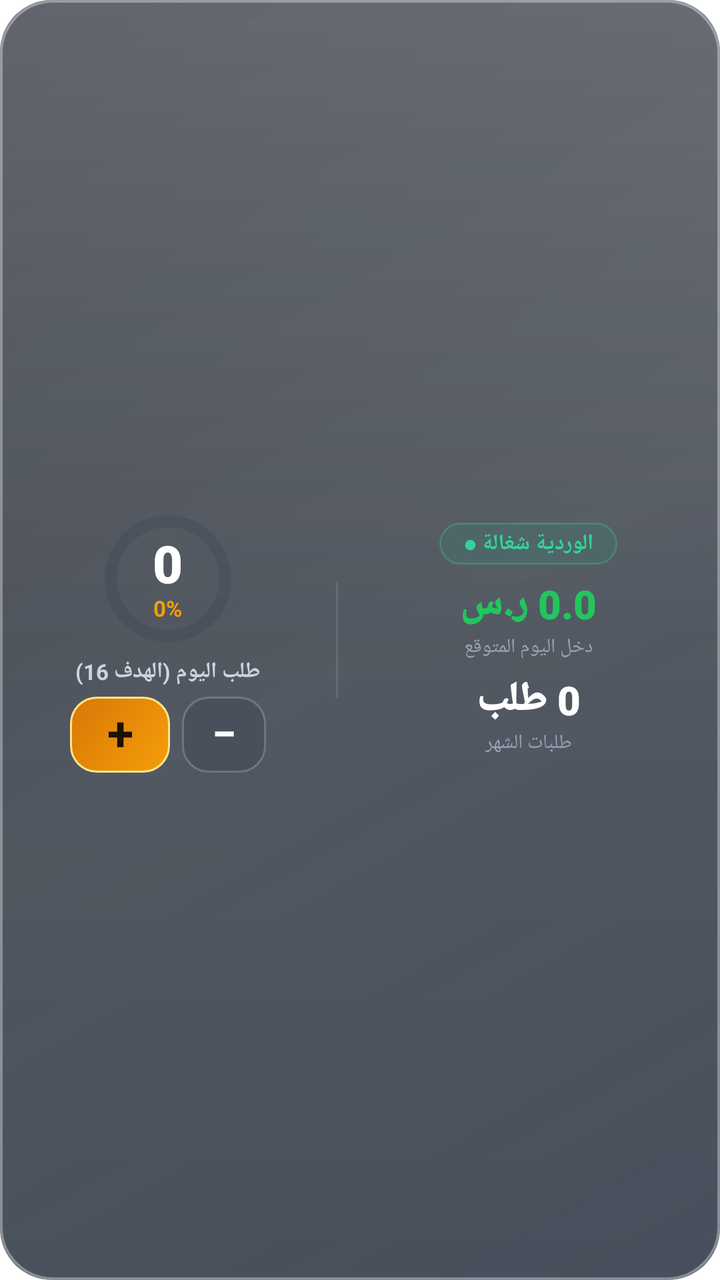
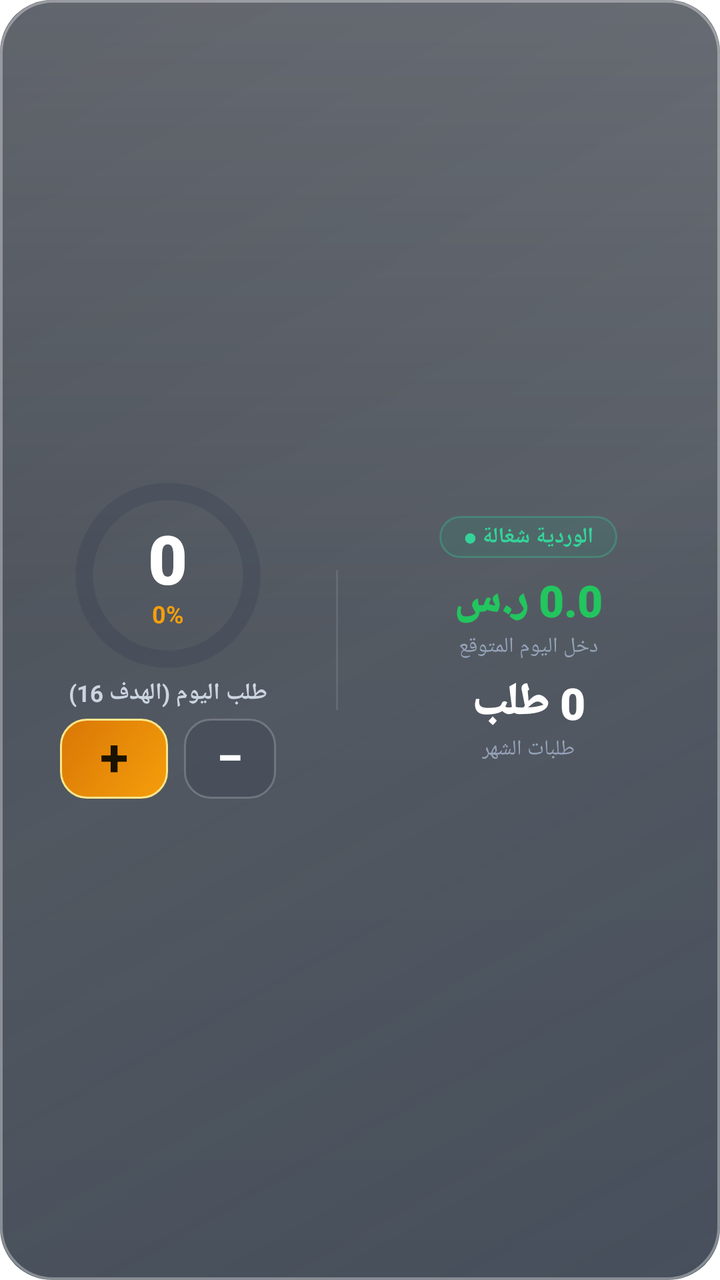

Compare the two renders of this Android layout. The source of the first and the diff that turns it into the second are given below.
<!-- AndroidManifest.xml: fallback theme Theme.MaterialComponents.DayNight.NoActionBar -->
<!-- res/layout/widget_apple_glass.xml -->
<?xml version="1.0" encoding="utf-8"?>
<LinearLayout xmlns:android="http://schemas.android.com/apk/res/android"
    android:id="@+id/apple_widget_root"
    android:layout_width="match_parent"
    android:layout_height="match_parent"
    android:background="@drawable/bg_apple_glass_container"
    android:orientation="horizontal"
    android:layoutDirection="ltr"
    android:padding="8dp"
    android:gravity="center_vertical">

    
    <LinearLayout
        android:id="@+id/apple_section_left"
        android:layout_width="0dp"
        android:layout_height="match_parent"
        android:layout_weight="1.0"
        android:orientation="vertical"
        android:gravity="center">

        
        <FrameLayout
            android:layout_width="72dp"
            android:layout_height="72dp">

            <ProgressBar
                android:id="@+id/pb_apple_ring"
                style="?android:attr/progressBarStyleHorizontal"
                android:layout_width="match_parent"
                android:layout_height="match_parent"
                android:indeterminate="false"
                android:max="100"
                android:progress="0"
                android:progressDrawable="@drawable/ring_progress_cyan" />

            <LinearLayout
                android:layout_width="match_parent"
                android:layout_height="match_parent"
                android:gravity="center"
                android:orientation="vertical">

                <TextView
                    android:id="@+id/tv_apple_orders_count"
                    android:layout_width="wrap_content"
                    android:layout_height="wrap_content"
                    android:fontFamily="sans-serif-black"
                    android:includeFontPadding="false"
                    android:text="0"
                    android:textColor="#FFFFFF"
                    android:textSize="26sp"
                    android:textStyle="bold" />

                <TextView
                    android:id="@+id/tv_apple_progress_percent"
                    android:layout_width="wrap_content"
                    android:layout_height="wrap_content"
                    android:includeFontPadding="false"
                    android:text="0%"
                    android:textColor="#F59E0B"
                    android:textSize="11sp"
                    android:textStyle="bold" />
            </LinearLayout>
        </FrameLayout>

        
        <TextView
            android:id="@+id/tv_apple_target_sub"
            android:layout_width="wrap_content"
            android:layout_height="wrap_content"
            android:layout_marginTop="3dp"
            android:includeFontPadding="false"
            android:text="طلب اليوم (الهدف 16)"
            android:textColor="#CBD5E1"
            android:textSize="11sp"
            android:textStyle="bold" />

        
        <LinearLayout
            android:layout_width="wrap_content"
            android:layout_height="wrap_content"
            android:layout_marginTop="5dp"
            android:gravity="center"
            android:orientation="horizontal">

            <TextView
                android:id="@+id/btn_apple_increment"
                android:layout_width="50dp"
                android:layout_height="38dp"
                android:background="@drawable/btn_apple_plus"
                android:gravity="center"
                android:includeFontPadding="false"
                android:text="+"
                android:textColor="#1A1200"
                android:textSize="24sp"
                android:textStyle="bold" />

            <TextView
                android:id="@+id/btn_apple_decrement"
                android:layout_width="42dp"
                android:layout_height="38dp"
                android:layout_marginLeft="6dp"
                android:layout_marginStart="6dp"
                android:background="@drawable/btn_apple_minus"
                android:gravity="center"
                android:includeFontPadding="false"
                android:text="−"
                android:textColor="#FFFFFF"
                android:textSize="22sp"
                android:textStyle="bold" />
        </LinearLayout>
    </LinearLayout>

    
    <FrameLayout
        android:layout_width="1dp"
        android:layout_height="58dp"
        android:layout_gravity="center_vertical"
        android:background="#1AFFFFFF"
        android:layout_marginLeft="8dp"
        android:layout_marginRight="8dp" />

    
    <LinearLayout
        android:id="@+id/apple_section_right"
        android:layout_width="0dp"
        android:layout_height="match_parent"
        android:layout_weight="1.15"
        android:orientation="vertical"
        android:gravity="center"
        android:paddingLeft="4dp"
        android:paddingRight="4dp">

        
        <TextView
            android:id="@+id/tv_apple_shift_status"
            android:layout_width="wrap_content"
            android:layout_height="wrap_content"
            android:layout_gravity="center_horizontal"
            android:background="@drawable/bg_apple_shift_pill"
            android:paddingLeft="12dp"
            android:paddingRight="12dp"
            android:paddingTop="3dp"
            android:paddingBottom="3dp"
            android:text="الوردية شغالة ●"
            android:textColor="#34D399"
            android:textSize="11sp"
            android:textStyle="bold" />

        
        <TextView
            android:id="@+id/tv_apple_today_income"
            android:layout_width="wrap_content"
            android:layout_height="wrap_content"
            android:layout_gravity="center_horizontal"
            android:layout_marginTop="6dp"
            android:fontFamily="sans-serif-black"
            android:includeFontPadding="false"
            android:text="0.0 ر.س"
            android:textDirection="rtl"
            android:textColor="#22C55E"
            android:textSize="20sp"
            android:textStyle="bold" />

        <TextView
            android:layout_width="wrap_content"
            android:layout_height="wrap_content"
            android:layout_gravity="center_horizontal"
            android:layout_marginTop="1dp"
            android:includeFontPadding="false"
            android:text="دخل اليوم المتوقع"
            android:textColor="#94A3B8"
            android:textSize="10sp" />

        
        <TextView
            android:id="@+id/tv_apple_month_orders"
            android:layout_width="wrap_content"
            android:layout_height="wrap_content"
            android:layout_gravity="center_horizontal"
            android:layout_marginTop="6dp"
            android:fontFamily="sans-serif-black"
            android:includeFontPadding="false"
            android:text="0 طلب"
            android:textDirection="rtl"
            android:textColor="#FFFFFF"
            android:textSize="20sp"
            android:textStyle="bold" />

        <TextView
            android:layout_width="wrap_content"
            android:layout_height="wrap_content"
            android:layout_gravity="center_horizontal"
            android:layout_marginTop="1dp"
            android:includeFontPadding="false"
            android:text="طلبات الشهر"
            android:textColor="#94A3B8"
            android:textSize="10sp" />

    </LinearLayout>

</LinearLayout>
<!-- resources referenced by this layout -->
<resources>
  <!-- drawable bg_apple_glass_container (drawable) -->
  <?xml version="1.0" encoding="utf-8"?>
  <layer-list xmlns:android="http://schemas.android.com/apk/res/android">
      
      <item>
          <shape android:shape="rectangle">
              <corners android:radius="26dp" />
              <gradient
                  android:angle="135"
                  android:startColor="#CC182333"
                  android:centerColor="#BF121A26"
                  android:endColor="#CC0E141F" />
          </shape>
      </item>
  
      
      <item>
          <shape android:shape="rectangle">
              <corners android:radius="26dp" />
              <gradient
                  android:angle="270"
                  android:startColor="#2EFFFFFF"
                  android:centerColor="#08FFFFFF"
                  android:endColor="#00FFFFFF" />
          </shape>
      </item>
  
      
      <item>
          <shape android:shape="rectangle">
              <corners android:radius="26dp" />
              <stroke
                  android:width="1.3dp"
                  android:color="#59FFFFFF" />
          </shape>
      </item>
  </layer-list>
  <!-- drawable bg_apple_shift_pill (drawable) -->
  <?xml version="1.0" encoding="utf-8"?>
  <shape xmlns:android="http://schemas.android.com/apk/res/android"
      android:shape="rectangle">
      <corners android:radius="14dp" />
      <solid android:color="#1A10B981" />
      <stroke
          android:width="1dp"
          android:color="#4D34D399" />
  </shape>
  <!-- drawable btn_apple_minus (drawable) -->
  <?xml version="1.0" encoding="utf-8"?>
  <shape xmlns:android="http://schemas.android.com/apk/res/android"
      android:shape="rectangle">
      <corners android:radius="13dp" />
      <solid android:color="#33263142" />
      <stroke
          android:width="1dp"
          android:color="#33FFFFFF" />
  </shape>
  <!-- drawable btn_apple_plus (drawable) -->
  <?xml version="1.0" encoding="utf-8"?>
  <shape xmlns:android="http://schemas.android.com/apk/res/android"
      android:shape="rectangle">
      <corners android:radius="13dp" />
      <gradient
          android:startColor="#F59E0B"
          android:endColor="#D97706"
          android:angle="135" />
      <stroke
          android:width="1dp"
          android:color="#FDE68A" />
  </shape>
  <!-- drawable ring_progress_cyan (drawable) -->
  <?xml version="1.0" encoding="utf-8"?>
  <layer-list xmlns:android="http://schemas.android.com/apk/res/android">
      
      <item android:id="@android:id/background">
          <shape
              android:innerRadiusRatio="2.8"
              android:shape="ring"
              android:thickness="6dp"
              android:useLevel="false">
              <solid android:color="#332A374A" />
          </shape>
      </item>
      
      <item android:id="@android:id/progress">
          <rotate
              android:fromDegrees="270"
              android:toDegrees="270">
              <shape
                  android:innerRadiusRatio="2.8"
                  android:shape="ring"
                  android:thickness="6dp"
                  android:useLevel="true">
                  <gradient
                      android:centerColor="#FBBF24"
                      android:endColor="#F59E0B"
                      android:startColor="#D97706"
                      android:type="sweep" />
              </shape>
          </rotate>
      </item>
  </layer-list>
</resources>

<!-- the commit's change to res/layout/widget_apple_glass.xml (unified diff, before → after) -->
@@ -20,8 +20,8 @@
 
         
         <FrameLayout
-            android:layout_width="72dp"
-            android:layout_height="72dp">
+            android:layout_width="94dp"
+            android:layout_height="94dp">
 
             <ProgressBar
                 android:id="@+id/pb_apple_ring"
@@ -47,7 +47,7 @@
                     android:includeFontPadding="false"
                     android:text="0"
                     android:textColor="#FFFFFF"
-                    android:textSize="26sp"
+                    android:textSize="34sp"
                     android:textStyle="bold" />
 
                 <TextView
@@ -57,7 +57,7 @@
                     android:includeFontPadding="false"
                     android:text="0%"
                     android:textColor="#F59E0B"
-                    android:textSize="11sp"
+                    android:textSize="12sp"
                     android:textStyle="bold" />
             </LinearLayout>
         </FrameLayout>
@@ -67,11 +67,11 @@
             android:id="@+id/tv_apple_target_sub"
             android:layout_width="wrap_content"
             android:layout_height="wrap_content"
-            android:layout_marginTop="3dp"
+            android:layout_marginTop="4dp"
             android:includeFontPadding="false"
             android:text="طلب اليوم (الهدف 16)"
             android:textColor="#CBD5E1"
-            android:textSize="11sp"
+            android:textSize="11.5sp"
             android:textStyle="bold" />
 
         
@@ -84,28 +84,28 @@
 
             <TextView
                 android:id="@+id/btn_apple_increment"
-                android:layout_width="50dp"
-                android:layout_height="38dp"
+                android:layout_width="54dp"
+                android:layout_height="40dp"
                 android:background="@drawable/btn_apple_plus"
                 android:gravity="center"
                 android:includeFontPadding="false"
                 android:text="+"
                 android:textColor="#1A1200"
-                android:textSize="24sp"
+                android:textSize="26sp"
                 android:textStyle="bold" />
 
             <TextView
                 android:id="@+id/btn_apple_decrement"
-                android:layout_width="42dp"
-                android:layout_height="38dp"
-                android:layout_marginLeft="6dp"
-                android:layout_marginStart="6dp"
+                android:layout_width="46dp"
+                android:layout_height="40dp"
+                android:layout_marginLeft="8dp"
+                android:layout_marginStart="8dp"
                 android:background="@drawable/btn_apple_minus"
                 android:gravity="center"
                 android:includeFontPadding="false"
                 android:text="−"
                 android:textColor="#FFFFFF"
-                android:textSize="22sp"
+                android:textSize="24sp"
                 android:textStyle="bold" />
         </LinearLayout>
     </LinearLayout>
@@ -113,7 +113,7 @@
     
     <FrameLayout
         android:layout_width="1dp"
-        android:layout_height="58dp"
+        android:layout_height="70dp"
         android:layout_gravity="center_vertical"
         android:background="#1AFFFFFF"
         android:layout_marginLeft="8dp"
@@ -158,7 +158,7 @@
             android:text="0.0 ر.س"
             android:textDirection="rtl"
             android:textColor="#22C55E"
-            android:textSize="20sp"
+            android:textSize="22sp"
             android:textStyle="bold" />
 
         <TextView
@@ -169,7 +169,7 @@
             android:includeFontPadding="false"
             android:text="دخل اليوم المتوقع"
             android:textColor="#94A3B8"
-            android:textSize="10sp" />
+            android:textSize="10.5sp" />
 
         
         <TextView
@@ -183,7 +183,7 @@
             android:text="0 طلب"
             android:textDirection="rtl"
             android:textColor="#FFFFFF"
-            android:textSize="20sp"
+            android:textSize="22sp"
             android:textStyle="bold" />
 
         <TextView
@@ -194,7 +194,7 @@
             android:includeFontPadding="false"
             android:text="طلبات الشهر"
             android:textColor="#94A3B8"
-            android:textSize="10sp" />
+            android:textSize="10.5sp" />
 
     </LinearLayout>
 
<!-- resource entries referenced after the edit -->
@@ -76,11 +76,11 @@
       
       <item android:id="@android:id/background">
           <shape
-              android:innerRadiusRatio="2.8"
+              android:innerRadiusRatio="2.5"
               android:shape="ring"
-              android:thickness="6dp"
+              android:thickness="8.5dp"
               android:useLevel="false">
-              <solid android:color="#332A374A" />
+              <solid android:color="#402D3A4E" />
           </shape>
       </item>
       
@@ -89,9 +89,9 @@
               android:fromDegrees="270"
               android:toDegrees="270">
               <shape
-                  android:innerRadiusRatio="2.8"
+                  android:innerRadiusRatio="2.5"
                   android:shape="ring"
-                  android:thickness="6dp"
+                  android:thickness="8.5dp"
                   android:useLevel="true">
                   <gradient
                       android:centerColor="#FBBF24"
